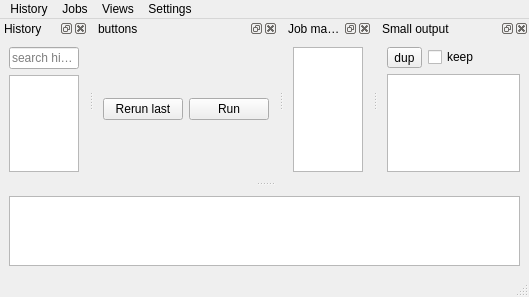
Above: noacli_ui.ui from kg4ydw/noacli before the change. Below: the same form after it.
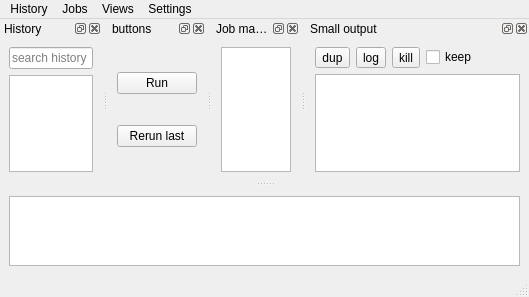
That is the form after the change. Custom widgets are drawn as their Qt base class.

Commit message:
complete implementation of small output dock
makefile
  add commands to find tags X+ DEBUG
  and prints missing tags
  adjust ui hack for alternate layout

tag all prints
add title accesor to jobinfo
move some useful debug prints into status bar messages
add sync settings menuitem (redundant?
integrate small output dock with qtail (openpretext)
disable smartLine because HR is buggy in QTextBrowser

What changed in the file:
```diff
--- a/noacli_ui.ui
+++ b/noacli_ui.ui
@@ -155,10 +155,16 @@
    </widget>
   </widget>
   <widget class="QDockWidget" name="buttons">
+   <property name="sizePolicy">
+    <sizepolicy hsizetype="Expanding" vsizetype="Expanding">
+     <horstretch>0</horstretch>
+     <verstretch>0</verstretch>
+    </sizepolicy>
+   </property>
    <property name="minimumSize">
     <size>
-     <width>184</width>
-     <height>81</height>
+     <width>98</width>
+     <height>105</height>
     </size>
    </property>
    <property name="floating">
@@ -174,18 +180,17 @@
     <number>4</number>
    </attribute>
    <widget class="QWidget" name="buttonBox">
-    <layout class="QHBoxLayout" name="horizontalLayout">
-     <item>
-      <widget class="QPushButton" name="rerunLast">
-       <property name="text">
-        <string>Rerun last</string>
-       </property>
-      </widget>
-     </item>
+    <property name="sizePolicy">
+     <sizepolicy hsizetype="Expanding" vsizetype="Expanding">
+      <horstretch>0</horstretch>
+      <verstretch>0</verstretch>
+     </sizepolicy>
+    </property>
+    <layout class="QVBoxLayout" name="verticalLayout_5">
      <item>
       <widget class="QPushButton" name="runCurrent">
        <property name="sizePolicy">
-        <sizepolicy hsizetype="Minimum" vsizetype="Fixed">
+        <sizepolicy hsizetype="Fixed" vsizetype="Fixed">
          <horstretch>0</horstretch>
          <verstretch>0</verstretch>
         </sizepolicy>
@@ -196,6 +201,28 @@
        <property name="text">
         <string>Run</string>
        </property>
+       <property name="autoDefault">
+        <bool>false</bool>
+       </property>
+       <property name="default">
+        <bool>false</bool>
+       </property>
+       <property name="flat">
+        <bool>false</bool>
+       </property>
+      </widget>
+     </item>
+     <item>
+      <widget class="QPushButton" name="rerunLast">
+       <property name="sizePolicy">
+        <sizepolicy hsizetype="Fixed" vsizetype="Fixed">
+         <horstretch>0</horstretch>
+         <verstretch>0</verstretch>
+        </sizepolicy>
+       </property>
+       <property name="text">
+        <string>Rerun last</string>
+       </property>
       </widget>
      </item>
     </layout>
@@ -274,6 +301,20 @@
          </property>
         </widget>
        </item>
+       <item>
+        <widget class="QToolButton" name="logOutput">
+         <property name="text">
+          <string>log</string>
+         </property>
+        </widget>
+       </item>
+       <item>
+        <widget class="QToolButton" name="killButton">
+         <property name="text">
+          <string>kill</string>
+         </property>
+        </widget>
+       </item>
        <item>
         <widget class="QCheckBox" name="keepOutput">
          <property name="toolTip">
```
Left out of the diff: 54 changed lines with no effect on the pictures. The commit also changes 8 other files.
